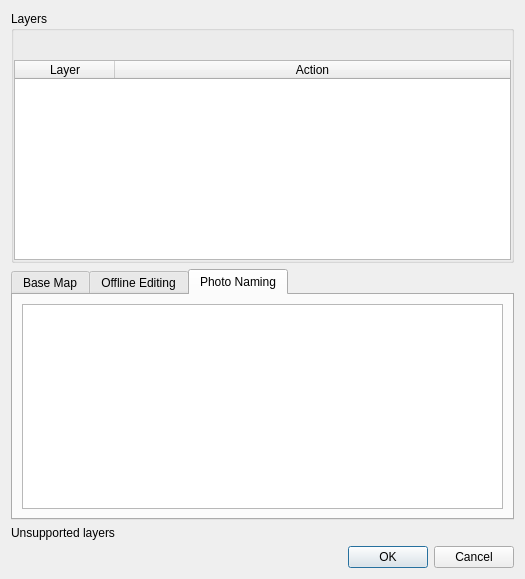
The window that qfieldsync/ui/project_configuration_dialog.ui (opengisch/qfieldsync) describes before a commit, drawn with Qt 5.
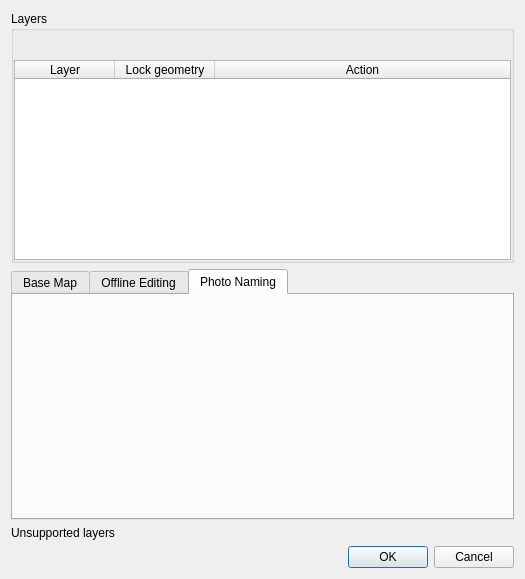
The same window after the commit. The open tabs and pages were chosen to show the change. Icons and pictures are not drawn. Custom widgets are drawn as their Qt base class.

Commit message: FEATURE add option to lock geometries

```diff
--- a/qfieldsync/ui/project_configuration_dialog.ui
+++ b/qfieldsync/ui/project_configuration_dialog.ui
@@ -75,6 +75,14 @@
           <string>Layer</string>
          </property>
         </column>
+        <column>
+         <property name="text">
+          <string>Lock geometry</string>
+         </property>
+         <property name="toolTip">
+          <string>When enabled, this option disables adding and deleting features, as well as modifying the geometries of existing features.</string>
+         </property>
+        </column>
         <column>
          <property name="text">
           <string>Action</string>
@@ -268,11 +276,7 @@
       <attribute name="title">
        <string>Photo Naming</string>
       </attribute>
-      <layout class="QGridLayout" name="gridLayout_6">
-       <item row="0" column="0">
-        <widget class="QTableWidget" name="photoResourceTable"/>
-       </item>
-      </layout>
+      <layout class="QVBoxLayout" name="photoNamingLayout"/>
      </widget>
     </widget>
    </item>
```
Left out of the diff: 2 changed lines with no effect on the pictures. The commit also changes 7 other files.
